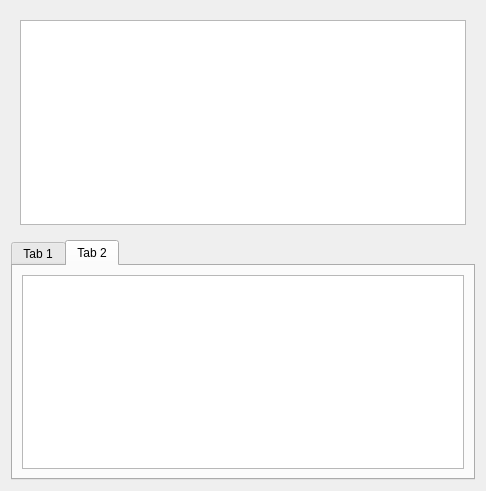
This is view/ui/start_example_tab_bar.ui in StLeoX/easy-pyqt as Qt 5 draws it before an edit. The edited form follows.
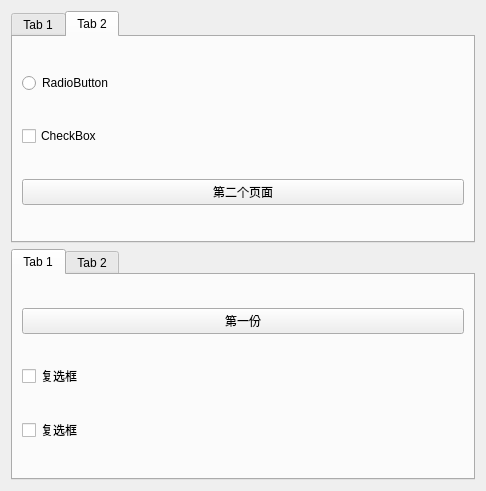
This is the edited form. The open tabs and pages were chosen to show the change.

Commit message: 添加快速创建eq示例脚本、添加所有基本元素、添加复选框样式、单选框样式

```diff
--- a/view/ui/start_example_tab_bar.ui
+++ b/view/ui/start_example_tab_bar.ui
@@ -14,28 +14,10 @@
    <string>Form</string>
   </property>
   <layout class="QVBoxLayout" name="verticalLayout">
-   <item>
-    <widget class="QStackedWidget" name="stackedWidget">
-     <widget class="QWidget" name="page">
-      <layout class="QVBoxLayout" name="verticalLayout_2">
-       <item>
-        <widget class="QTextEdit" name="textEdit"/>
-       </item>
-      </layout>
-     </widget>
-     <widget class="QWidget" name="page_2">
-      <layout class="QVBoxLayout" name="verticalLayout_3">
-       <item>
-        <widget class="QTextEdit" name="textEdit_2"/>
-       </item>
-      </layout>
-     </widget>
-    </widget>
-   </item>
    <item>
     <widget class="QTabWidget" name="tabWidget">
      <property name="currentIndex">
-      <number>1</number>
+      <number>0</number>
      </property>
      <widget class="QWidget" name="tab">
       <attribute name="title">
@@ -43,7 +25,25 @@
       </attribute>
       <layout class="QVBoxLayout" name="verticalLayout_4">
        <item>
-        <widget class="QTextEdit" name="textEdit_3"/>
+        <widget class="QRadioButton" name="radioButton_2">
+         <property name="text">
+          <string>RadioButton</string>
+         </property>
+        </widget>
+       </item>
+       <item>
+        <widget class="QCheckBox" name="checkBox_2">
+         <property name="text">
+          <string>CheckBox</string>
+         </property>
+        </widget>
+       </item>
+       <item>
+        <widget class="QPushButton" name="pushButton">
+         <property name="text">
+          <string>第一个页面</string>
+         </property>
+        </widget>
        </item>
       </layout>
      </widget>
@@ -53,7 +53,77 @@
       </attribute>
       <layout class="QVBoxLayout" name="verticalLayout_5">
        <item>
-        <widget class="QTextEdit" name="textEdit_4"/>
+        <widget class="QRadioButton" name="radioButton">
+         <property name="text">
+          <string>RadioButton</string>
+         </property>
+        </widget>
+       </item>
+       <item>
+        <widget class="QCheckBox" name="checkBox">
+         <property name="text">
+          <string>CheckBox</string>
+         </property>
+        </widget>
+       </item>
+       <item>
+        <widget class="QPushButton" name="pushButton_2">
+         <property name="text">
+          <string>第二个页面</string>
+         </property>
+        </widget>
+       </item>
+      </layout>
+     </widget>
+    </widget>
+   </item>
+   <item>
+    <widget class="QTabWidget" name="tabWidget_2">
+     <property name="autoFillBackground">
+      <bool>true</bool>
+     </property>
+     <property name="currentIndex">
+      <number>1</number>
+     </property>
+     <widget class="QWidget" name="tab_3">
+      <attribute name="title">
+       <string>Tab 1</string>
+      </attribute>
+      <layout class="QVBoxLayout" name="verticalLayout_2">
+       <item>
+        <widget class="QPushButton" name="pushButton_3">
+         <property name="text">
+          <string>第一份</string>
+         </property>
+        </widget>
+       </item>
+       <item>
+        <widget class="QCheckBox" name="checkBox_4">
+         <property name="text">
+          <string>复选框</string>
+         </property>
+        </widget>
+       </item>
+       <item>
+        <widget class="QCheckBox" name="checkBox_3">
+         <property name="text">
+          <string>复选框</string>
+         </property>
+        </widget>
+       </item>
+      </layout>
+     </widget>
+     <widget class="QWidget" name="tab_4">
+      <attribute name="title">
+       <string>Tab 2</string>
+      </attribute>
+      <layout class="QVBoxLayout" name="verticalLayout_3">
+       <item>
+        <widget class="QToolButton" name="toolButton">
+         <property name="text">
+          <string>工具栏</string>
+         </property>
+        </widget>
        </item>
       </layout>
      </widget>
```
The commit also changes 17 other files.
